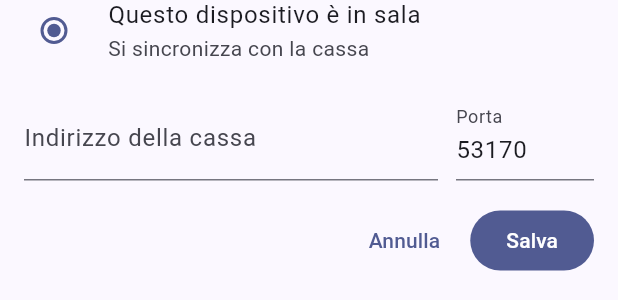
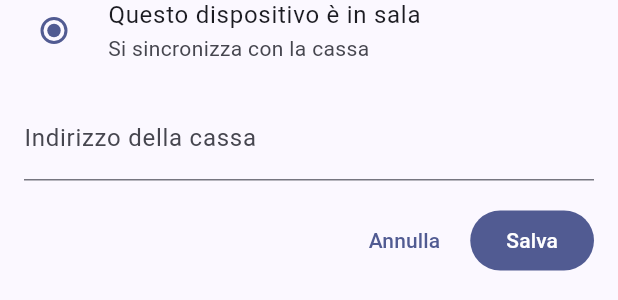
Before and after one commit to zanzaro-mirco/pos_sync, a Flutter app: the PeerSettingsSheet widget shown alone on an empty page, opened directly with empty values, after a tap on "Questo dispositivo è in sala", on a phone screen of 412 x 824 dp. Shown: the part 379-679 px from the top of the screen. Run offline on Flutter 3.47's test engine with Material 3 defaults, Android fonts, the phone set to English and light mode, and no system bars; our stand-ins replace connectivity_plus, drift, drift_flutter, equatable, flutter_bloc, get_it; missing offline and left inert: workmanager; accounts and stored records are empty; statements that could not run were skipped.

Commit message:
Togli il campo della porta dalle impostazioni
Il commento in lan_protocol.dart diceva che la porta e' "fissa e non
configurabile" e spiegava perche' chiederla sarebbe una cosa in piu' da
sbagliare in sala. Poi il foglio impostazioni ha aggiunto il campo che
quel ragionamento escludeva, e per giunta solo nel ruolo "in sala": la
cassa non poteva cambiare la porta su cui ascolta, quindi quel campo
poteva soltanto far puntare un tablet dove non risponde nessuno. Il
sintomo sarebbe stato "non arriva niente", il meno diagnosticabile di
tutti.

Vince il commento, perche' il ragionamento e' giusto: 53170 vale su
entrambi i lati come la 80 di HTTP, e nessuno deve impararla dall'altro.

La colonna primary_port resta: e' gia' nello schema v3 con la migrazione
spedita, e toglierla costerebbe una migrazione per non guadagnare
niente. Il foglio la riporta com'era invece di riscriverla, cosi' un
valore diverso non viene azzerato in silenzio. Il parametro di
OrderServer.start resta per i test, che chiedono la porta 0.

```diff
--- a/lib/features/orders/presentation/peer_settings_sheet.dart
+++ b/lib/features/orders/presentation/peer_settings_sheet.dart
@@ -11,6 +11,12 @@ import '../lan/peer_settings.dart';
 ///
 /// L'indirizzo della cassa compare solo quando serve. Un campo sempre presente
 /// e quasi sempre da ignorare è un invito a compilarlo per sbaglio.
+///
+/// La porta non si chiede affatto: vale `lanPort` su entrambi i lati e nessuno
+/// deve impararla dall'altro. Chiederla darebbe a chi installa l'app un modo
+/// di rompere la sincronizzazione scrivendo un numero diverso su un tablet
+/// solo — e il guasto si manifesterebbe come «non arriva niente», che è il
+/// sintomo meno diagnosticabile di tutti.
 class PeerSettingsSheet extends StatefulWidget {
   const PeerSettingsSheet({
     super.key,
@@ -38,21 +44,21 @@ class _PeerSettingsSheetState extends State<PeerSettingsSheet> {
   // uscita, e `dispose()` è chiamato al momento giusto per costruzione.
   late final TextEditingController _host =
       TextEditingController(text: widget.initial.primaryHost);
-  late final TextEditingController _port =
-      TextEditingController(text: '${widget.initial.primaryPort}');
 
   @override
   void dispose() {
     _host.dispose();
-    _port.dispose();
     super.dispose();
   }
 
+  // La porta si riporta com'era invece di essere ricalcolata: è un dato che
+  // questo foglio non modifica, e riscriverlo con il valore predefinito
+  // cancellerebbe in silenzio l'unico caso in cui è diverso — un test che
+  // l'aveva impostata.
   PeerSettings get _chosen => PeerSettings(
         role: _role,
         primaryHost: _host.text.trim(),
-        primaryPort:
-            int.tryParse(_port.text.trim()) ?? widget.initial.primaryPort,
+        primaryPort: widget.initial.primaryPort,
       );
 
   @override
@@ -112,11 +118,6 @@ class _PeerSettingsSheetState extends State<PeerSettingsSheet> {
             if (_role == PeerRole.follower)
               Padding(
                 padding: const EdgeInsets.fromLTRB(16, 8, 16, 0),
-                child: Row(
-                  crossAxisAlignment: CrossAxisAlignment.start,
-                  children: <Widget>[
-                    Expanded(
-                      flex: 3,
                 child: TextField(
                   key: const Key('peer-host-field'),
                   controller: _host,
@@ -125,18 +126,6 @@ class _PeerSettingsSheetState extends State<PeerSettingsSheet> {
                     labelText: 'Indirizzo della cassa',
                     hintText: '192.168.1.7',
                   ),
-                      ),
-                    ),
-                    const SizedBox(width: 12),
-                    Expanded(
-                      child: TextField(
-                        key: const Key('peer-port-field'),
-                        controller: _port,
-                        keyboardType: TextInputType.number,
-                        decoration: const InputDecoration(labelText: 'Porta'),
-                      ),
-                    ),
-                  ],
                 ),
               ),
             Padding(
```
Also changed, not shown: lib/features/orders/lan/lan_protocol.dart (+14 -5 lines), 1 other file. Lines whose indentation alone changed are shown as unchanged.
